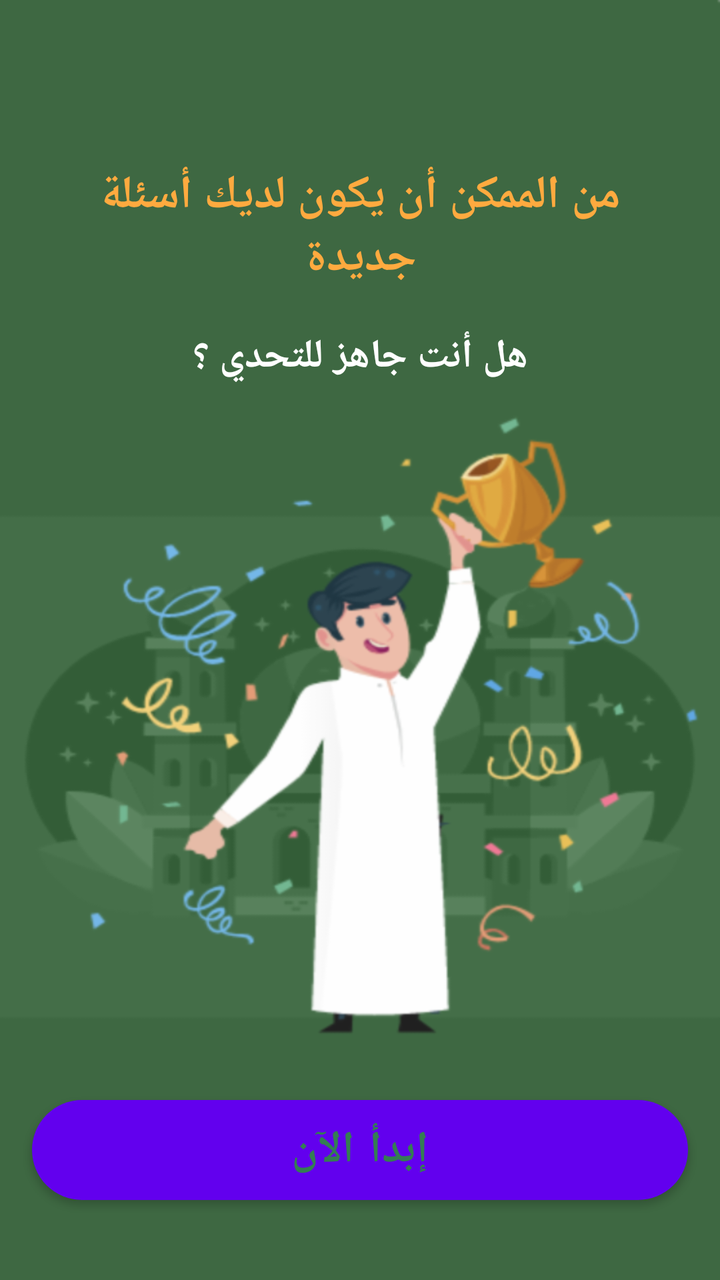
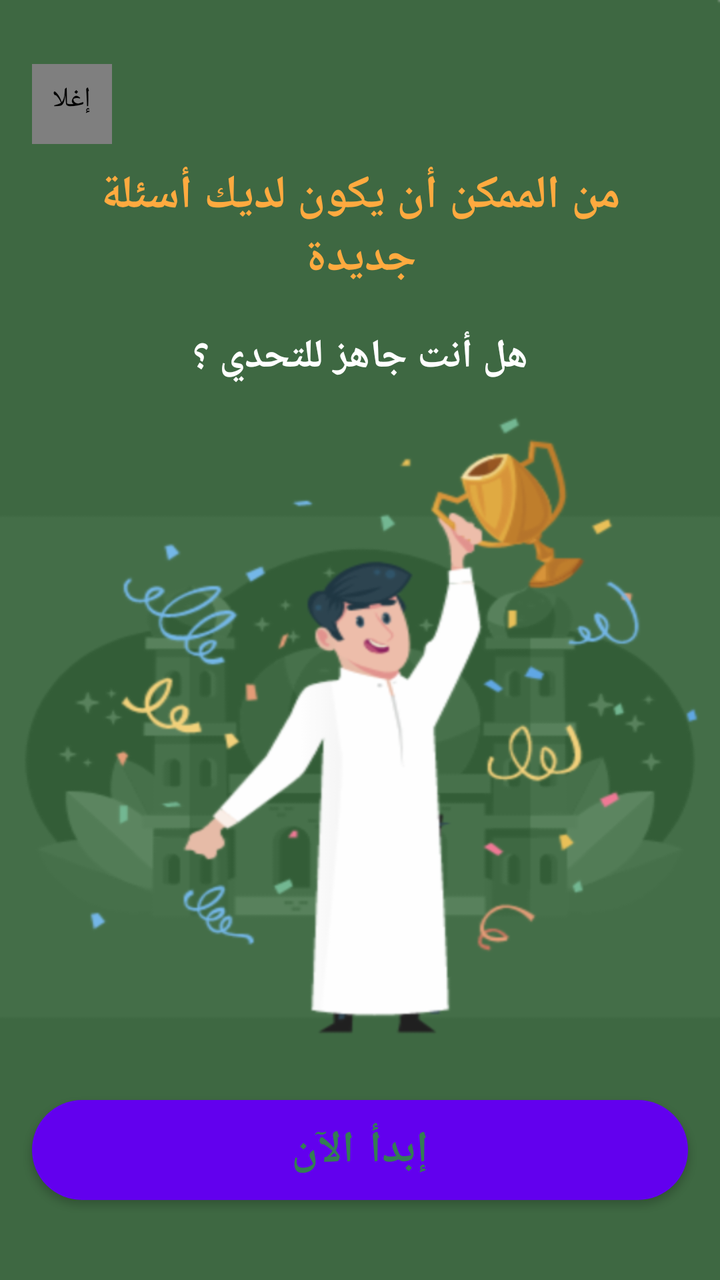

Screens rendered from an Android XML layout before and after an edit, with the pre-edit source and the edit as a unified diff.
<!-- AndroidManifest.xml: fallback theme Theme.MaterialComponents.DayNight.NoActionBar -->
<!-- res/layout/competition_pop_up.xml -->
<?xml version="1.0" encoding="utf-8"?>
<RelativeLayout xmlns:android="http://schemas.android.com/apk/res/android"
    xmlns:app="http://schemas.android.com/apk/res-auto"
    android:id="@+id/linearLayout"
    android:layout_width="match_parent"
    android:layout_height="match_parent"
    android:gravity="center"
    android:layoutDirection="rtl"
    android:textDirection="rtl">

    <androidx.appcompat.widget.AppCompatImageView
        android:layout_width="match_parent"
        android:layout_height="match_parent"
        android:scaleType="fitXY"
        app:srcCompat="@drawable/are_u_ready" />

    <at.markushi.ui.CircleButton
        android:id="@+id/bt_competition_pop_up_exit"
        android:layout_width="wrap_content"
        android:layout_height="wrap_content"
        android:layout_marginStart="16dp"
        android:layout_marginTop="16dp"
        android:layout_marginEnd="16dp"
        android:padding="8dp"
        android:src="@drawable/ic_close_black_24dp"
        android:visibility="gone"
        app:cb_color="#658668"
        app:cb_pressedRingWidth="1dp" />

    <LinearLayout
        android:layout_width="match_parent"
        android:layout_height="wrap_content"
        android:layout_margin="32dp"
        android:orientation="vertical">


        <TextView
            android:layout_width="match_parent"
            android:layout_height="wrap_content"
            android:layout_marginTop="50dp"
            android:fontFamily="@font/almarai"
            android:gravity="center"
            android:text="@string/you_have_new_questions"
            android:textColor="#FFAA3F"
            android:textSize="23sp"
            android:textStyle="bold" />

        <TextView
            android:layout_width="match_parent"
            android:layout_height="wrap_content"
            android:layout_marginTop="20dp"
            android:gravity="center"
            android:text="@string/are_you_ready"
            android:textColor="#FFFFFF"
            android:textSize="20sp"
            android:textStyle="bold" />

        
    </LinearLayout>

    <Button
        android:id="@+id/bt_competition_pop_up_enter"
        android:layout_width="match_parent"
        android:layout_height="wrap_content"
        android:layout_alignParentStart="true"
        android:layout_alignParentEnd="true"
        android:layout_alignParentBottom="true"
        android:layout_marginStart="16dp"
        android:layout_marginTop="16dp"
        android:layout_marginEnd="16dp"
        android:layout_marginBottom="40dp"
        android:background="@drawable/rounded_pop_up"
        android:text="@string/enter"
        android:textColor="#347D53"
        android:textSize="22sp"
        android:textStyle="bold" />


</RelativeLayout>
<!-- resources referenced by this layout -->
<resources>
  <!-- drawable are_u_ready: png bitmap (drawable-hdpi, 39138 bytes) -->
  <!-- drawable ic_close_black_24dp (drawable) -->
  <vector android:height="24dp" android:tint="#FFFFFF"
      android:viewportHeight="24.0" android:viewportWidth="24.0"
      android:width="24dp" xmlns:android="http://schemas.android.com/apk/res/android">
      <path android:fillColor="#FF000000" android:pathData="M19,6.41L17.59,5 12,10.59 6.41,5 5,6.41 10.59,12 5,17.59 6.41,19 12,13.41 17.59,19 19,17.59 13.41,12z"/>
  </vector>
  <!-- drawable rounded_pop_up (drawable) -->
  <?xml version="1.0" encoding="UTF-8"?>
  <shape xmlns:android="http://schemas.android.com/apk/res/android">
    <solid android:color="#FFFFFF"/>
    <corners android:radius="40dp"/>
  </shape>
  <string name="are_you_ready">هل أنت جاهز للتحدي ؟</string>
  <string name="enter">إبدأ الآن</string>
  <string name="you_have_new_questions">من الممكن أن يكون  لديك أسئلة جديدة</string>
</resources>

<!-- the commit's change to res/layout/competition_pop_up.xml (unified diff, before → after) -->
@@ -16,14 +16,16 @@
 
     <at.markushi.ui.CircleButton
         android:id="@+id/bt_competition_pop_up_exit"
-        android:layout_width="wrap_content"
-        android:layout_height="wrap_content"
+        android:layout_width="40dp"
+        android:layout_height="40dp"
+        android:layout_alignParentTop="true"
+        android:layout_alignParentEnd="true"
         android:layout_marginStart="16dp"
-        android:layout_marginTop="16dp"
+        android:layout_marginTop="32dp"
         android:layout_marginEnd="16dp"
         android:padding="8dp"
+        android:contentDescription="إغلاق"
         android:src="@drawable/ic_close_black_24dp"
-        android:visibility="gone"
         app:cb_color="#658668"
         app:cb_pressedRingWidth="1dp" />
 
